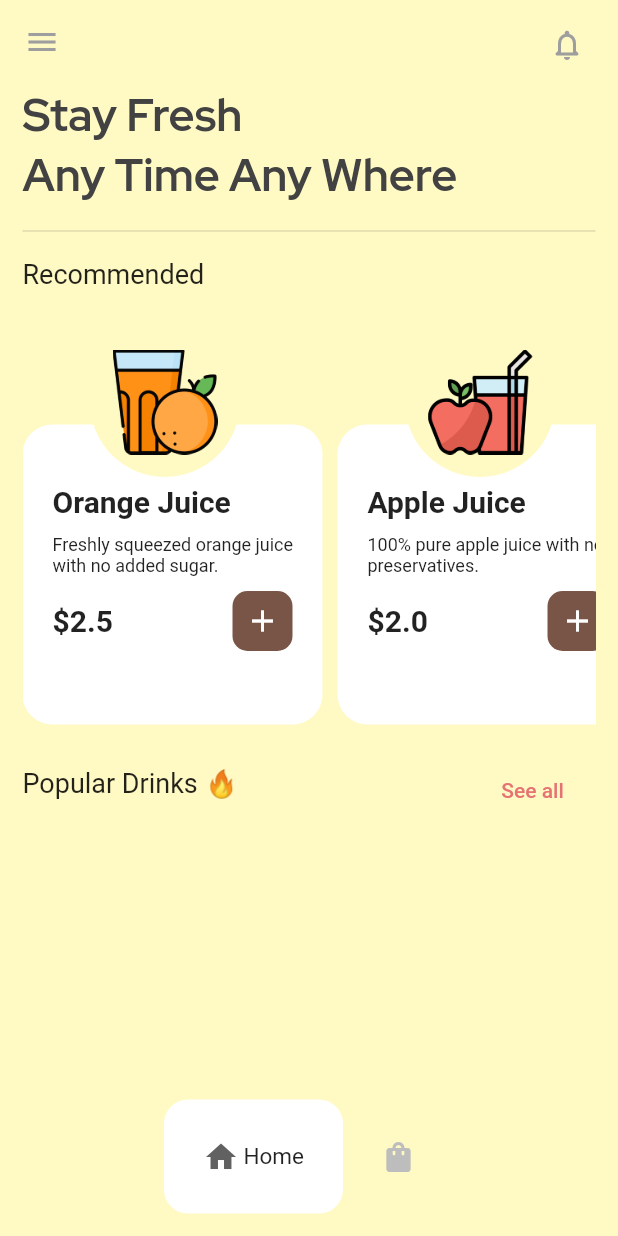
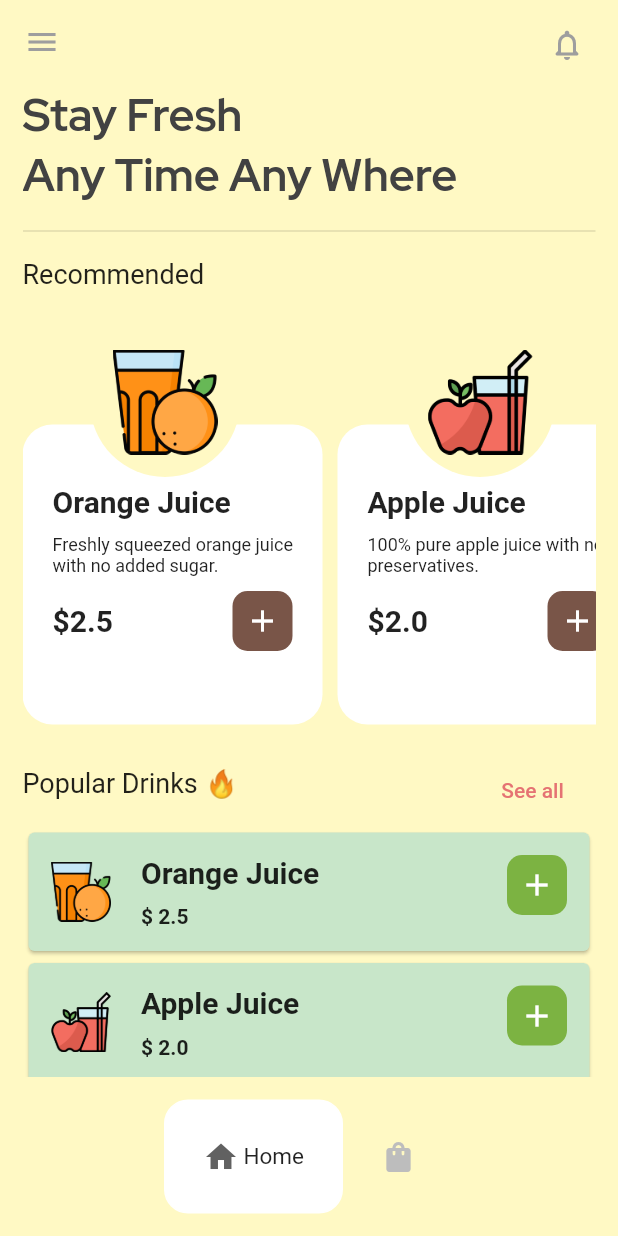
Before and after one commit to Saon00/juice-bar, a Flutter app: the MainNavScreen screen opened directly, on a phone screen of 412 x 824 dp. Run offline on Flutter 3.47's test engine with Material 2 defaults, Android fonts, the phone set to English and light mode, and no system bars; drawn by our look-alikes of google_nav_bar; our stand-ins replace flutter_svg, get, google_fonts; Roboto replaces fonts that are missing (Ubuntu).

```diff
--- a/lib/main.dart
+++ b/lib/main.dart
@@ -1,6 +1,6 @@
 import 'package:flutter/material.dart';
 import 'package:get/get.dart';
-import 'package:juicebar/screens/main_nav_screen.dart';
+import 'package:juicebar/screens/display_screen.dart';
 
 void main(List<String> args) {
   runApp(const GetMaterialApp(
@@ -21,7 +21,7 @@ class _MyAppState extends State<MyApp> {
   Widget build(BuildContext context) {
     return const Scaffold(
       // body: DisplayScreen(),
-      body: MainNavScreen(),
+      body: DisplayScreen(),
     );
 
     // this one is for multiple provider
--- a/lib/screens/drawer.dart
+++ b/lib/screens/drawer.dart
@@ -1,5 +1,7 @@
 import 'package:flutter/material.dart';
+import 'package:get/get.dart';
 import 'package:google_fonts/google_fonts.dart';
+import 'package:juicebar/screens/display_screen.dart';
 
 class MyDrawer extends StatelessWidget {
   const MyDrawer({super.key});
@@ -68,7 +70,9 @@ class MyDrawer extends StatelessWidget {
           Padding(
             padding: const EdgeInsets.only(left: 15.0, bottom: 25),
             child: GestureDetector(
-              onTap: () {},
+              onTap: () {
+                Get.to(() => const DisplayScreen());
+              },
               child: ListTile(
                 leading: const Icon(
                   Icons.logout_rounded,
--- a/lib/screens/home_screen.dart
+++ b/lib/screens/home_screen.dart
@@ -120,6 +120,87 @@ class _HomeScreenState extends State<HomeScreen> {
                   ),
                 ],
               ),
+
+              SingleChildScrollView(
+                scrollDirection: Axis.vertical,
+                child: ListView.builder(
+                    shrinkWrap: true,
+                    scrollDirection: Axis.vertical,
+                    itemCount: _list.length ~/ 2,
+                    itemBuilder: (context, index) {
+                      return Card(
+                        color: Colors.green.shade100,
+                        child: Padding(
+                          padding: const EdgeInsets.all(15.0),
+                          child: Row(
+                            crossAxisAlignment: CrossAxisAlignment.start,
+                            mainAxisAlignment: MainAxisAlignment.spaceBetween,
+                            children: [
+                              Row(
+                                children: [
+                                  SizedBox(
+                                    height: 40,
+                                    child:
+                                        Image.asset(_list[index]['imagePath']),
+                                  ),
+                                  const SizedBox(width: 20),
+                                  Column(
+                                    crossAxisAlignment:
+                                        CrossAxisAlignment.start,
+                                    children: [
+                                      // name
+                                      Text(
+                                        _list[index]['juiceName'],
+                                        style: GoogleFonts.ubuntu(
+                                            fontSize: 20,
+                                            fontWeight: FontWeight.bold),
+                                      ),
+                                      const SizedBox(
+                                        height: 10,
+                                      ),
+
+                                      // price
+                                      Row(
+                                        children: [
+                                          Text(
+                                            '\$ ${_list[index]['price'].toString()}',
+                                            style: GoogleFonts.ubuntu(
+                                                fontWeight: FontWeight.bold),
+                                          ),
+
+                                          // how much sales
+                                          // Text(
+                                          //   '(542)',
+                                          //   style: GoogleFonts.ubuntu(),
+                                          // ),
+                                        ],
+                                      ),
+                                    ],
+                                  ),
+                                ],
+                              ),
+                              Container(
+                                height: 40,
+                                width: 40,
+                                decoration: BoxDecoration(
+                                    borderRadius: BorderRadius.circular(10),
+                                    color: Colors.lightGreen.shade600),
+                                child: IconButton(
+                                  icon: const Icon(
+                                    Icons.add,
+                                    color: Colors.white,
+                                  ),
+                                  onPressed: () => {},
+                                ),
+                              )
+                            ],
+                          ),
+
+                          // child: Text(_list[index]['juiceName']),
+                        ),
+                      );
+                    }),
+              ),
             ],
           ),
         ),
```
